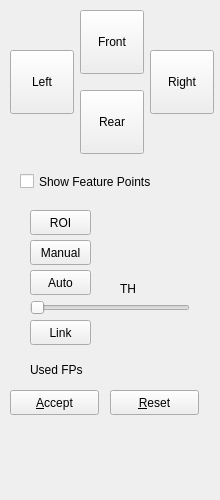
Old version of the form control1.ui in the repository free6d1823/NavmCal.
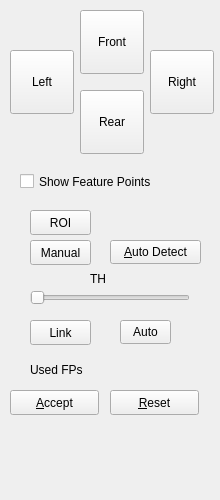
New version of the form. Icons and pictures are not drawn.

```diff
--- a/control1.ui
+++ b/control1.ui
@@ -180,27 +180,11 @@
     <bool>true</bool>
    </property>
   </widget>
-  <widget class="QPushButton" name="btnAuto">
-   <property name="geometry">
-    <rect>
-     <x>30</x>
-     <y>270</y>
-     <width>61</width>
-     <height>25</height>
-    </rect>
-   </property>
-   <property name="text">
-    <string>Auto</string>
-   </property>
-   <property name="checkable">
-    <bool>true</bool>
-   </property>
-  </widget>
   <widget class="QSlider" name="sliderThreshold">
    <property name="geometry">
     <rect>
      <x>30</x>
-     <y>300</y>
+     <y>290</y>
      <width>160</width>
      <height>16</height>
     </rect>
@@ -267,8 +251,8 @@
   <widget class="QLabel" name="labelThreshold">
    <property name="geometry">
     <rect>
-     <x>120</x>
-     <y>280</y>
+     <x>90</x>
+     <y>270</y>
      <width>67</width>
      <height>17</height>
     </rect>
@@ -277,6 +261,32 @@
     <string>TH</string>
    </property>
   </widget>
+  <widget class="QToolButton" name="btnAutoDetect">
+   <property name="geometry">
+    <rect>
+     <x>110</x>
+     <y>240</y>
+     <width>91</width>
+     <height>24</height>
+    </rect>
+   </property>
+   <property name="text">
+    <string>&amp;Auto Detect</string>
+   </property>
+  </widget>
+  <widget class="QToolButton" name="btnAutoLink">
+   <property name="geometry">
+    <rect>
+     <x>120</x>
+     <y>320</y>
+     <width>51</width>
+     <height>24</height>
+    </rect>
+   </property>
+   <property name="text">
+    <string>Auto</string>
+   </property>
+  </widget>
  </widget>
  <resources>
   <include location="images.qrc"/>
```
